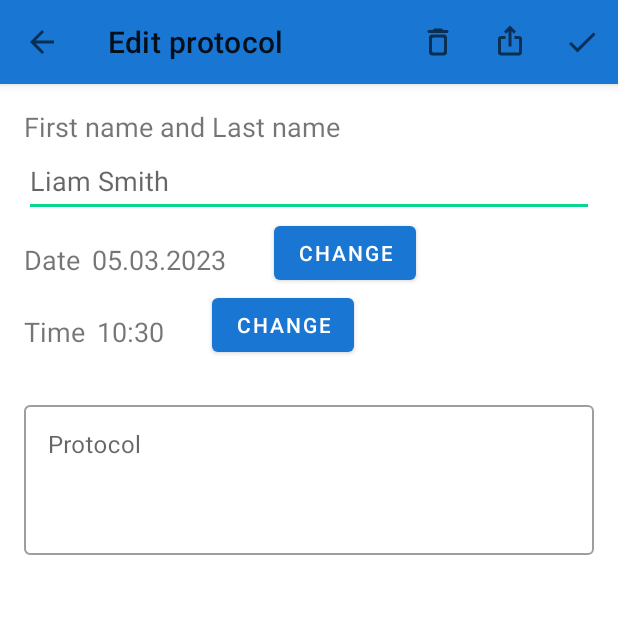
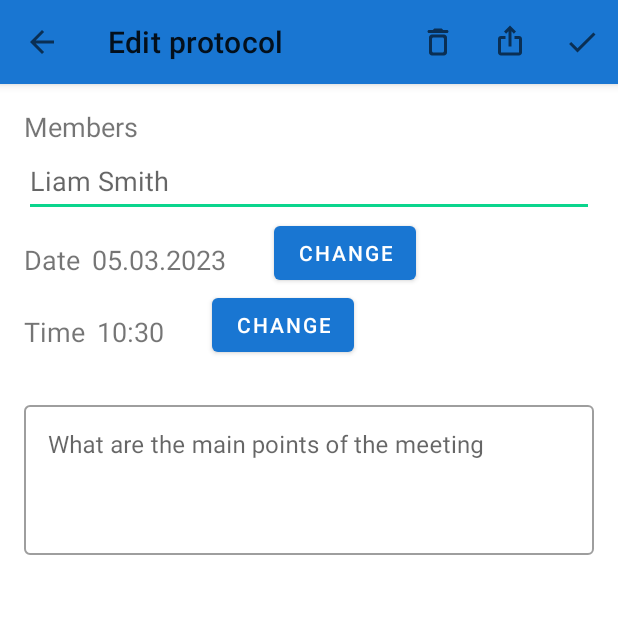
Before and after one commit to pin420/MeetingProtocol, an Android app: the fragment EditProtocolFragment placed in its activity, on a phone screen of 412 x 824 dp, the top half of it. Run offline under Robolectric (Android 15) with nearby library versions, the phone set to English and light mode, and no system bars; our stand-ins replace Room's generated code; libraries missing offline, so code that uses them is left out: smartdevelop.ir.eram; 15 statements that could not run were skipped.

Commit message:
Рома - перевод и редактирование текста

```diff
--- a/app/src/main/res/values/strings.xml
+++ b/app/src/main/res/values/strings.xml
@@ -1,14 +1,14 @@
 <resources>
     <string name="app_name" translatable="false">Meeting protocol</string>
-    <string name="search_option_mans">Find by people</string>
+    <string name="search_option_mans">Find by members</string>
     <string name="search_option_protocol">Find by protocol</string>
     <string name="search_option_all">Any match</string>
     <string name="new_protocol">New protocol</string>
     <string name="edit_protocol">Edit protocol</string>
-    <string name="first_name_last_name">First name and Last name</string>
+    <string name="first_name_last_name">Members</string>
     <string name="date">Date</string>
     <string name="time">Time</string>
-    <string name="protocol">Protocol</string>
+    <string name="protocol">What are the main points of the meeting</string>
     <string name="change">Change</string>
     <string name="share">Share</string>
     <string name="delete_protocol_dialog">Are you sure you want to delete the protocol?</string>
@@ -18,16 +18,56 @@
     <string name="save_button">Save</string>
     <string name="share_button">Share</string>
     <string name="delete_button">Delete</string>
-    <string name="template_share">Date:%1$s %2$s\nParticipants:\n%3$s\nProtocol:\n%4$s\n\nMade by Meeting protocol app</string>
+    <string name="template_share">Date:%1$s %2$s\nMembers:\n%3$s\nProtocol:\n%4$s\n\nMade by Meeting protocol app</string>
     <string name="name_hint">Liam Smith</string>
     <string name="emptyDataBase">Oops, there are no entries.\nAdd a new protocol.</string>
-    <string name="emptySearchResults">Oops, there are no entries.\nChange your search term.</string>
-    <string name="About">About</string>
+    <string name="emptySearchResults">Oops, there are no entries.\nChange your search criteria.</string>
+    <string name="About">About app</string>
 
     <string name="reset_instructions">Retrain</string>
     <string name="delete_database">Delete all protocols</string>
     <string name="delete_database_dialog">Are you sure you want to permanently delete all protocols?</string>
-    <string name="save_changes_dialog">There are unsaved changes.\Save?</string>
+    <string name="save_changes_dialog">There are unsaved changes. Save?</string>
+
+
+
+    <string name="intro_1_title">Welcome to Meeting protocol</string>
+    <string name="intro_1_description">Here you can:</string>
+    <string name="intro_2_title">Record appointments</string>
+    <string name="intro_2_description">To remember with whom you had the meeting, when the meeting was hold and what have you discussed in the meeting</string>
+    <string name="intro_3_title">Quick search for protocols</string>
+    <string name="intro_3_description">Keep all meeting protocols in hand</string>
+    <string name="intro_4_title">Share information instantly</string>
+    <string name="intro_4_description">In order not to repeat the ideas discussed in the meetings and not to miss the important ideas</string>
+    <string name="intro_5_title">Let\'s try it</string>
+    <string name="intro_5_description">Let\'s show everything now :)</string>
+
+    <string name="guide_mainProtocol_1_title">Add protocol</string>
+    <string name="guide_mainProtocol_1_contentTitle">Click on the button to create a new protocol.</string>
+    <string name="guide_mainProtocol_2_title">Find the protocol</string>
+    <string name="guide_mainProtocol_2_contentTitle">Click on the icon to find the protocol you want.</string>
+    <string name="guide_mainProtocol_2_snackbar">Create your first protocol</string>
+    <string name="guide_mainProtocol_3_title">Your meeting has been saved</string>
+    <string name="guide_mainProtocol_3_contentTitle">Click on the card to edit the information.</string>
+    <string name="guide_mainProtocol_3_snackbar">Open your first protocol</string>
+
+    <string name="guide_addProtocol_1_title">Add members</string>
+    <string name="guide_addProtocol_1_contentTitle">Record the participants of the meeting. Record conversation or event that was hold during the meeting.</string>
+    <string name="guide_addProtocol_2_title">Select a date</string>
+    <string name="guide_addProtocol_2_contentTitle">Indicate when the meeting or event took place.</string>
+    <string name="guide_addProtocol_3_title">Select a time</string>
+    <string name="guide_addProtocol_3_contentTitle">Write down the time of the meeting or event.</string>
+    <string name="guide_addProtocol_4_title">Write a protocol</string>
+    <string name="guide_addProtocol_4_contentTitle">Capture important points and details.</string>
+    <string name="guide_addProtocol_5_title">Save the protocol</string>
+    <string name="guide_addProtocol_5_contentTitle">Click on the button to save the card\'s details.</string>
+    <string name="guide_addProtocol_5_snackbar">Fill out and save your first protocol</string>
+    <string name="guide_editProtocol_1_title">Delete</string>
+    <string name="guide_editProtocol_1_contentTitle">If you want to delete the protocol, click on this icon.</string>
+    <string name="guide_editProtocol_2_title">Share</string>
+    <string name="guide_editProtocol_2_contentTitle">To send the protocol through other applications, click on this icon.</string>
+    <string name="guide_editProtocol_2_snackbar">Training is done.\nEnjoy it!</string>
+    <string name="version">Version:1.0</string>
 
     <string name="title_activity_my_app_intro" translatable="false">MyAppIntro</string>
     <!-- Strings used for fragments for navigation -->
@@ -38,43 +78,4 @@
 
     <string name="hello_first_fragment" translatable="false">Hello first fragment</string>
     <string name="hello_second_fragment" translatable="false">Hello second fragment. Arg: %1$s</string>
-
-    <string name="intro_1_title">Welcome to meeting protocol</string>
-    <string name="intro_1_description">Here you can</string>
-    <string name="intro_2_title">Fix appointments</string>
-    <string name="intro_2_description">To remember with whom, when and what you discussed</string>
-    <string name="intro_3_title">Intro Quick Search</string>
-    <string name="intro_3_description">To have all the intros at hand</string>
-    <string name="intro_4_title">Instant public information</string>
-    <string name="intro_4_description">In order not to retell meetings and not miss anything important</string>
-    <string name="intro_5_title">Let\'s try it</string>
-    <string name="intro_5_description">Now everything will help :)</string>
-
-    <string name="guide_mainProtocol_1_title">Add protocol</string>
-    <string name="guide_mainProtocol_1_contentTitle">Click the button to create a new protocol.</string>
-    <string name="guide_mainProtocol_2_title">Find the protocol</string>
-    <string name="guide_mainProtocol_2_contentTitle">Click the icon to find the protocol you want.</string>
-    <string name="guide_mainProtocol_2_snackbar">Create your first protocol</string>
-    <string name="guide_mainProtocol_3_title">Your meeting has been saved</string>
-    <string name="guide_mainProtocol_3_contentTitle">Click on the card to edit the information</string>
-    <string name="guide_mainProtocol_3_snackbar">Open your first protocol</string>
-
-    <string name="guide_addProtocol_1_title">Add members</string>
-    <string name="guide_addProtocol_1_contentTitle">Record everyone who participated in a meeting, conversation, or event.</string>
-    <string name="guide_addProtocol_2_title">Select date</string>
-    <string name="guide_addProtocol_2_contentTitle">Indicate when the meeting or event took place.</string>
-    <string name="guide_addProtocol_3_title">Select a time</string>
-    <string name="guide_addProtocol_3_contentTitle">Write down the time of the meeting or event.</string>
-    <string name="guide_addProtocol_4_title">Write a protocol</string>
-    <string name="guide_addProtocol_4_contentTitle">Capture important points, any details and details.</string>
-    <string name="guide_addProtocol_5_title">Save the protocol</string>
-    <string name="guide_addProtocol_5_contentTitle">Click on the button to save the info card.</string>
-    <string name="guide_addProtocol_5_snackbar">Fill out and save your first protocol</string>
-
-    <string name="guide_editProtocol_1_title">Option to delete</string>
-    <string name="guide_editProtocol_1_contentTitle">If you want to delete a protocol, click this icon.</string>
-    <string name="guide_editProtocol_2_title">Sharing</string>
-    <string name="guide_editProtocol_2_contentTitle">To send the protocol through other applications, click this icon.</string>
-    <string name="guide_editProtocol_2_snackbar">Training ended\nEnjoy it!</string>
-    <string name="version">Version:1.0</string>
 </resources>
```
Also changed, not shown: 1 other file.
